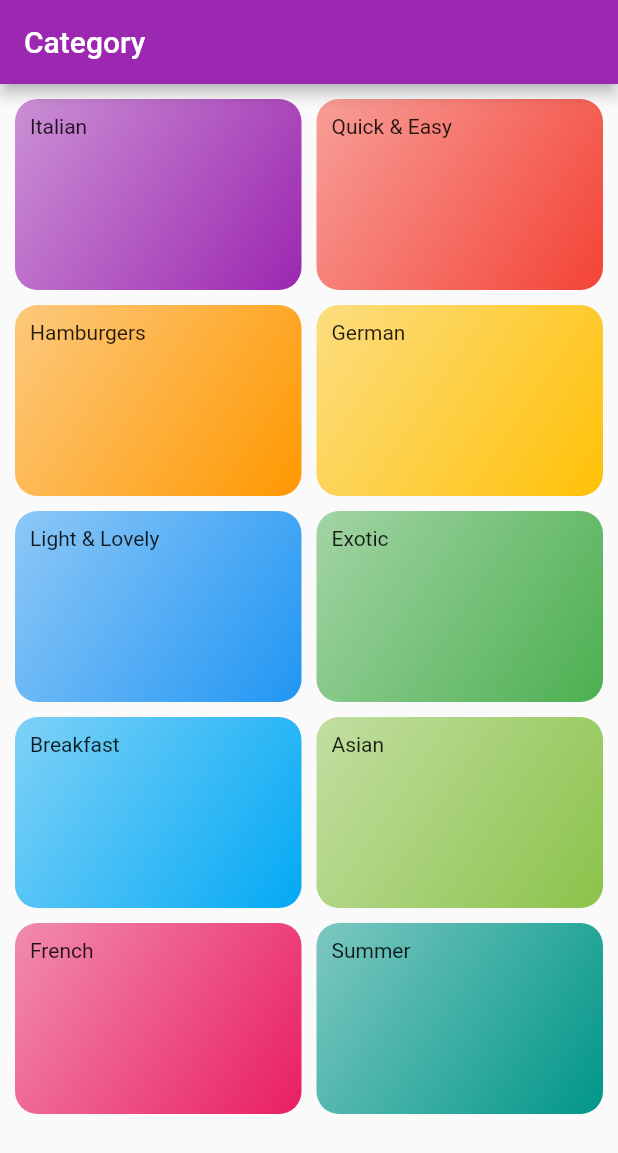
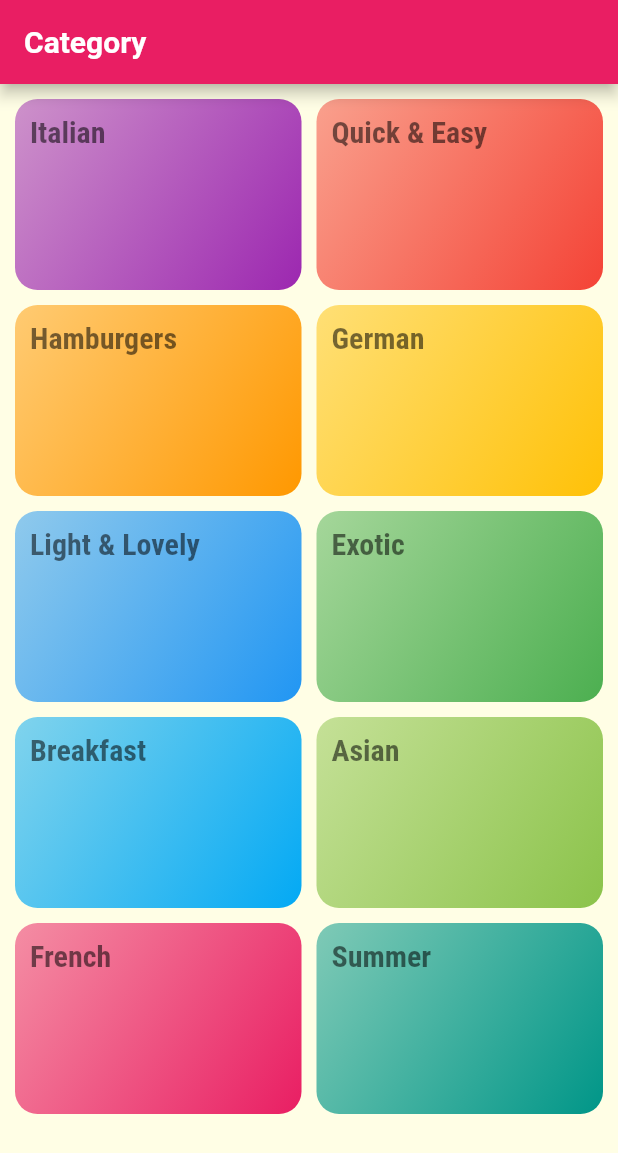
Before and after one commit to EkjyotSandhu12/meals_app_flutter, a Flutter app: the screen it shows after launch, on a phone screen of 412 x 824 dp. Shown: the top 1153 px of the screen. Run offline on Flutter 3.47's test engine with Material 2 defaults, Android fonts, the phone set to English and light mode, and no system bars.

```diff
--- a/lib/categroy_page.dart
+++ b/lib/Pages/categroy_page.dart
@@ -1,7 +1,7 @@
 import 'package:flutter/material.dart';
 
-import './category_item.dart';
-import './dummy_data.dart';
+import '../category_item.dart';
+import '../dummy_data.dart';
 
 class CategroyPage extends StatelessWidget {
   @override
@@ -18,7 +18,7 @@ class CategroyPage extends StatelessWidget {
         ),
         children: [
           ...DUMMY_CATEGORIES
-              .map((item) => CategroyItem(item.title, item.color))
+              .map((item) => CategroyItem(item.id, item.title, item.color))
               .toList()
         ],
       ),
--- a/lib/category_item.dart
+++ b/lib/category_item.dart
@@ -1,27 +1,35 @@
 import 'package:flutter/material.dart';
 
-class CategroyItem extends StatelessWidget{
+import 'Pages/food_list_page.dart';
 
+class CategroyItem extends StatelessWidget {
+
+  String id;
   String title;
   Color color;
 
-  CategroyItem(this.title, this.color);
+  CategroyItem(this.id, this.title, this.color);
 
-  Widget build(BuildContext context){
-
-    return Container(
+  Widget build(BuildContext context) {
+    return InkWell(
+      onTap: () {
+        Navigator.of(context).pushNamed(
+          '/FoodListPage',
+          arguments: {'id' : id, 'title' : title}
+        );
+      },
+      splashColor: Theme.of(context).colorScheme.primary,
+      borderRadius: BorderRadius.circular(15),
+      child: Container(
         padding: EdgeInsets.all(10),
-      child: Text(title),
+        child: Text(title, style: Theme.of(context).textTheme.headline1),
         decoration: BoxDecoration(
             gradient: LinearGradient(
-          colors: [
-            color.withOpacity(0.5),
-            color
-          ],
+              colors: [color.withOpacity(0.5), color],
               begin: Alignment.topLeft,
               end: Alignment.bottomRight,
             ),
-        borderRadius: BorderRadius.circular(15)
+            borderRadius: BorderRadius.circular(15)),
       ),
     );
   }
--- a/lib/main.dart
+++ b/lib/main.dart
@@ -1,6 +1,7 @@
 import 'package:flutter/material.dart';
 
-import './categroy_page.dart';
+import 'Pages/categroy_page.dart';
+import 'Pages/food_list_page.dart';
 
 void main() {
   runApp(MyApp());
@@ -10,27 +11,31 @@ class MyApp extends StatelessWidget {
   Widget build(BuildContext ctx) {
     return MaterialApp(
       theme: ThemeData(
-        primarySwatch: Colors.purple,
-        canvasColor:
+        colorScheme: ColorScheme.light(
+          primary: Colors.pink,
+        ),
+        canvasColor: Color.fromRGBO(255, 254, 229, 1),
+        fontFamily: 'Raleway',
+        appBarTheme: const AppBarTheme(
+            titleTextStyle: TextStyle(
+                fontFamily: 'Roboto',
+                fontWeight: FontWeight.w700,
+                fontSize: 20) //Fontweightis700 for bold
+            ),
+        textTheme: TextTheme(
+          headline1: TextStyle(
+            fontSize: 20,
+            fontFamily: 'RobotoCondensed',
+            fontWeight: FontWeight.bold,
+          ),
+        ),
       ),
       debugShowCheckedModeBanner: false,
       title: "Meals App",
       home: CategroyPage(),
+      routes: {
+        '/FoodListPage' : (_) => FoodListPage(),
+      },
     );
   }
 }
-
-class HomePage extends StatefulWidget {
-  State<HomePage> createState() {
-    return HomePageState();
-  }
-}
-
-class HomePageState extends State<HomePage> {
-  Widget build(BuildContext context) {
-    return Scaffold(
-      appBar: AppBar(title: Text("Meals App"),),
-      body: Center(child: Text('normal App')),
-    );
-  }
-}
```
Also changed, not shown: lib/Pages/food_list_page.dart (added, +20 -0 lines), pubspec.yaml (+17 -11 lines). Lines whose indentation alone changed are shown as unchanged.
